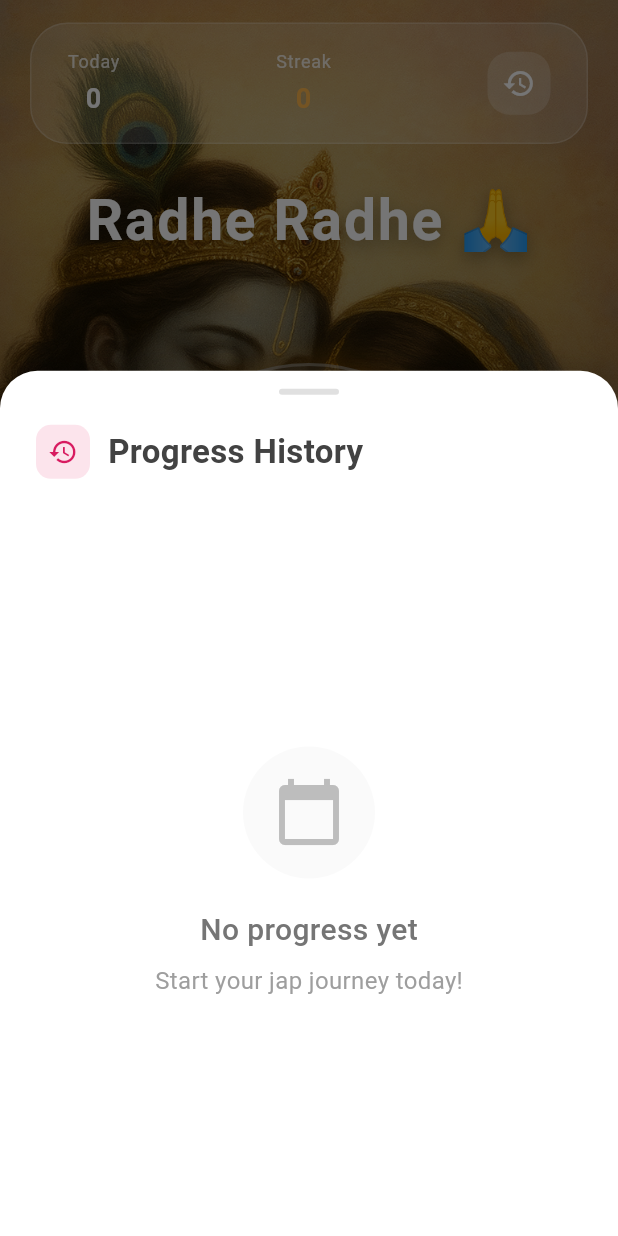
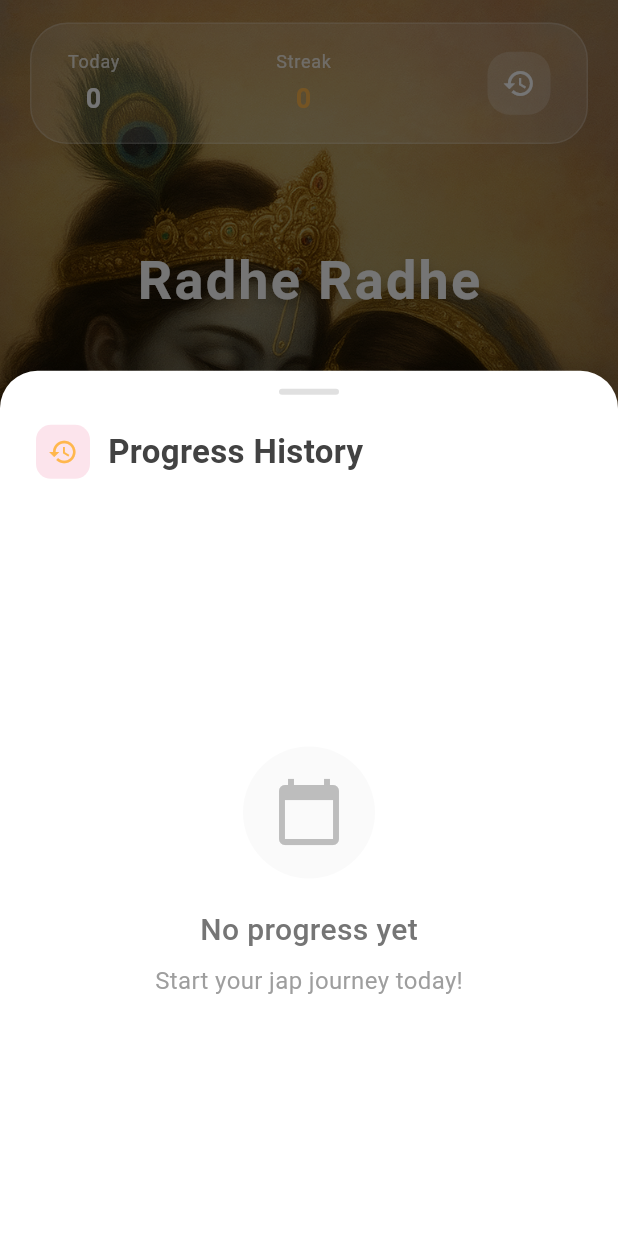
Before and after one commit to NEVIL5249/JapAura, a Flutter app: the screen it shows after launch, after a tap on the "history" icon, on a phone screen of 412 x 824 dp. Run offline on Flutter 3.47's test engine with Material 3 defaults, Android fonts, the phone set to English and light mode, and no system bars; our stand-ins replace audioplayers, shared_preferences, vibration.

Commit message:
UI improvement

```diff
--- a/lib/main.dart
+++ b/lib/main.dart
@@ -16,7 +16,7 @@ class NamJapApp extends StatelessWidget {
       debugShowCheckedModeBanner: false,
       title: "Radha Nam Jap",
       theme: ThemeData(
-        primarySwatch: Colors.pink,
+        primarySwatch: Colors.orange,
         fontFamily: 'Roboto',
         visualDensity: VisualDensity.adaptivePlatformDensity,
       ),
@@ -223,7 +223,7 @@ class _NamJapScreenState extends State<NamJapScreen>
           content: Column(
             mainAxisSize: MainAxisSize.min,
             children: [
-              Text('🎉 Congratulations! 🎉', style: TextStyle(fontSize: 18)),
+              Text('Congratulations!', style: TextStyle(fontSize: 18)),
               SizedBox(height: 8),
               Text(
                 'You have completed $mala mala(s) today!',
@@ -264,9 +264,9 @@ class _NamJapScreenState extends State<NamJapScreen>
           ),
           title: Row(
             children: [
-              Icon(Icons.refresh, color: Colors.red.shade600),
+              Icon(Icons.refresh, color: Colors.orange.shade600),
               SizedBox(width: 8),
-              Text('Reset Today\'s Progress?'),
+              Text('Reset Progress?'),
             ],
           ),
           content: Text(
@@ -292,7 +292,7 @@ class _NamJapScreenState extends State<NamJapScreen>
                 Navigator.of(context).pop();
               },
               style: ElevatedButton.styleFrom(
-                backgroundColor: Colors.red.shade600,
+                backgroundColor: Colors.orange.shade600,
                 foregroundColor: Colors.white,
                 shape: RoundedRectangleBorder(
                   borderRadius: BorderRadius.circular(8),
@@ -352,7 +352,7 @@ class _NamJapScreenState extends State<NamJapScreen>
                   end: Alignment.bottomRight,
                   colors: [
                     Colors.deepPurple.shade400,
-                    Colors.pink.shade300,
+                    Colors.orange.shade300,
                     Colors.orange.shade400,
                   ],
                 ),
@@ -421,13 +421,14 @@ class _NamJapScreenState extends State<NamJapScreen>
                 ),
               ),
             ),
-
             // Main Content
             Center(
               child: Column(
                 mainAxisAlignment: MainAxisAlignment.center,
                 children: [
                   // Title with professional styling
+                  SizedBox(height: 80), // Adjust height as needed
+
                   AnimatedBuilder(
                     animation: _pulseAnimation,
                     builder: (context, child) {
@@ -442,17 +443,17 @@ class _NamJapScreenState extends State<NamJapScreen>
                             borderRadius: BorderRadius.circular(20),
                           ),
                           child: Text(
-                            "Radhe Radhe 🙏",
+                            "Radhe Radhe",
                             style: TextStyle(
-                              fontSize: 38,
-                              fontWeight: FontWeight.w600,
+                              fontSize: 36, // slightly smaller
+                              fontWeight: FontWeight.w600, // bold but not heavy
                               color: Colors.white,
-                              letterSpacing: 1.2,
+                              letterSpacing: 1.5, // subtle spacing
                               shadows: [
                                 Shadow(
-                                  blurRadius: 15,
-                                  color: Colors.black.withOpacity(0.3),
-                                  offset: Offset(0, 4),
+                                  blurRadius: 8,
+                                  color: Colors.black.withOpacity(0.2),
+                                  offset: Offset(0, 3),
                                 ),
                               ],
                             ),
@@ -614,7 +615,7 @@ class _NamJapScreenState extends State<NamJapScreen>
         floatingActionButton: (mala > 0 || todayTotalCount > 0)
             ? FloatingActionButton(
                 onPressed: _reset,
-                backgroundColor: Colors.pink.withOpacity(0.9),
+                backgroundColor: Colors.orange.shade300,
                 elevation: 8,
                 child: Icon(Icons.refresh, color: Colors.white, size: 20),
               )
@@ -793,7 +794,7 @@ class ProgressHistorySheet extends StatelessWidget {
                   ),
                   child: Icon(
                     Icons.history,
-                    color: Colors.pink.shade600,
+                    color: Colors.orange.shade300,
                     size: 20,
                   ),
                 ),
@@ -869,7 +870,7 @@ class ProgressHistorySheet extends StatelessWidget {
                           borderRadius: BorderRadius.circular(16),
                           border: isToday
                               ? Border.all(
-                                  color: Colors.pink.shade200,
+                                  color: Colors.orange.shade200,
                                   width: 1.5,
                                 )
                               : null,
@@ -890,8 +891,8 @@ class ProgressHistorySheet extends StatelessWidget {
                                 gradient: LinearGradient(
                                   colors: isToday
                                       ? [
-                                          Colors.pink.shade400,
-                                          Colors.pink.shade600,
+                                          Colors.orange.shade400,
+                                          Colors.orange.shade600,
                                         ]
                                       : [
                                           Colors.grey.shade400,
@@ -901,8 +902,9 @@ class ProgressHistorySheet extends StatelessWidget {
                                 shape: BoxShape.circle,
                                 boxShadow: [
                                   BoxShadow(
-                                    color: (isToday ? Colors.pink : Colors.grey)
-                                        .withOpacity(0.3),
+                                    color:
+                                        (isToday ? Colors.orange : Colors.grey)
+                                            .withOpacity(0.3),
                                     blurRadius: 8,
                                     offset: Offset(0, 2),
                                   ),
@@ -930,7 +932,7 @@ class ProgressHistorySheet extends StatelessWidget {
                                       fontSize: 14,
                                       fontWeight: FontWeight.w400,
                                       color: isToday
-                                          ? Colors.pink.shade400
+                                          ? Colors.orange.shade400
                                           : Colors.grey.shade600,
                                     ),
                                   ),
@@ -949,7 +951,7 @@ class ProgressHistorySheet extends StatelessWidget {
                                           fontSize: 16,
                                           fontWeight: FontWeight.w600,
                                           color: isToday
-                                              ? Colors.pink.shade700
+                                              ? Colors.orange.shade700
                                               : Colors.grey.shade800,
                                         ),
                                       ),
@@ -966,7 +968,7 @@ class ProgressHistorySheet extends StatelessWidget {
                                           fontSize: 16,
                                           fontWeight: FontWeight.w600,
                                           color: isToday
-                                              ? Colors.pink.shade700
+                                              ? Colors.orange.shade700
                                               : Colors.grey.shade800,
                                         ),
                                       ),
```
